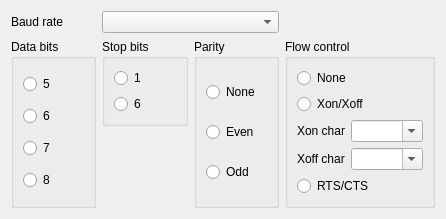
Old version of the form src/mdtserialport/mdtSerialPortConfigWidget.ui in the repository scandyna/multidiagtools.
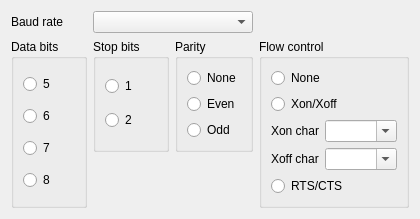
New version of the form.

Commit message: Some work on serial port classes (setup dialog, port manager) + bug corrections

```diff
--- a/src/mdtserialport/mdtSerialPortConfigWidget.ui
+++ b/src/mdtserialport/mdtSerialPortConfigWidget.ui
@@ -6,8 +6,8 @@
    <rect>
     <x>0</x>
     <y>0</y>
-    <width>446</width>
-    <height>205</height>
+    <width>397</width>
+    <height>198</height>
    </rect>
   </property>
   <property name="windowTitle">
@@ -80,14 +80,14 @@
       <item>
        <widget class="QRadioButton" name="rbStopBit2">
         <property name="text">
-         <string>6</string>
+         <string>2</string>
         </property>
        </widget>
       </item>
      </layout>
     </widget>
    </item>
-   <item row="1" column="2" rowspan="2">
+   <item row="1" column="2">
     <widget class="QGroupBox" name="gbParity">
      <property name="title">
       <string>Parity</string>
```
The commit also changes 26 other files.
